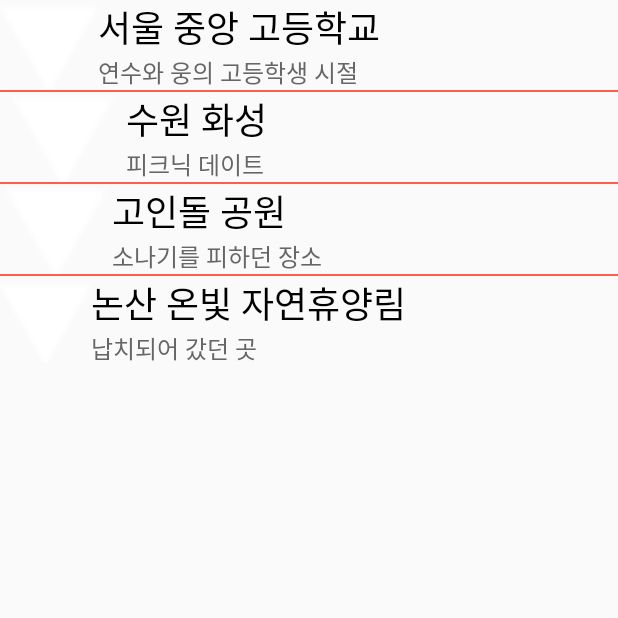
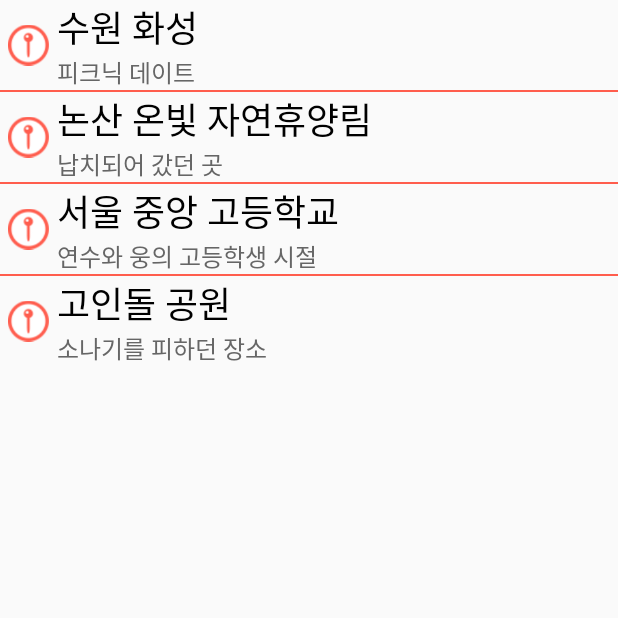
Before and after one commit to Mminy62/graduation, an Android app: the SearchActivity screen opened directly, with no data from a screen before it, after a tap on "오징어 게임", on a phone screen of 412 x 824 dp, the top half of it. Run offline under Robolectric (Android 15) with nearby library versions, the phone set to English and light mode, and no system bars.

Commit message:
[refactor] 리스트 뷰 아이콘 크기 조정

```diff
--- a/app/src/main/java/com/example/proj_graduation/ListViewItem.java
+++ b/app/src/main/java/com/example/proj_graduation/ListViewItem.java
@@ -1,10 +1,7 @@
 package com.example.proj_graduation;
 
 import android.graphics.drawable.Drawable;
-
 import androidx.appcompat.app.AppCompatActivity;
-
-import java.util.Optional;
 
 public class ListViewItem {
     private Drawable iconDrawable ;
--- a/app/src/main/java/com/example/proj_graduation/SearchActivity.java
+++ b/app/src/main/java/com/example/proj_graduation/SearchActivity.java
@@ -21,8 +21,8 @@
 
 
     private AdapterView.OnItemClickListener itemClickListener = (adapterView, view, i, l) -> {
-        ListViewItem lv = (ListViewItem) adapterView.getAdapter().getItem(i);
-        lv.getTitle();
+//        ListViewItem lv = (ListViewItem) adapterView.getAdapter().getItem(i);
+//        lv.getTitle();
 
         Intent intent = new Intent(getApplicationContext(), SearchDetailActivity.class);
         startActivity(intent);
--- a/app/src/main/java/com/example/proj_graduation/SearchDetailActivity.java
+++ b/app/src/main/java/com/example/proj_graduation/SearchDetailActivity.java
@@ -18,9 +18,8 @@
     ListView listView;
 
     private AdapterView.OnItemClickListener itemClickListener = (adapterView, view, i, l) -> {
-        ListViewItem lv = (ListViewItem) adapterView.getAdapter().getItem(i);
-        Toast.makeText(getApplicationContext(), lv.getTitle(), Toast.LENGTH_SHORT).show();
-        lv.getTitle();
+//        ListViewItem lv = (ListViewItem) adapterView.getAdapter().getItem(i);
+//        lv.getTitle();
 
         Intent intent = new Intent(getApplicationContext(), MainActivity.class);
         startActivityForResult(intent,1);
@@ -37,17 +36,17 @@
     }
 
     private void configureList() {
-        list = new ArraySet<ListViewItem>();
-        list.add(new ListViewItem(ContextCompat.getDrawable(this, R.drawable.ic_arrow),
+        list = new ArraySet<>();
+        list.add(new ListViewItem(ContextCompat.getDrawable(this, R.drawable.loc_logo),
                 "서울 중앙 고등학교",
                 "연수와 웅의 고등학생 시절"));
-        list.add(new ListViewItem(ContextCompat.getDrawable(this, R.drawable.ic_arrow),
+        list.add(new ListViewItem(ContextCompat.getDrawable(this, R.drawable.loc_logo),
                 "수원 화성",
                 "피크닉 데이트"));
-        list.add(new ListViewItem(ContextCompat.getDrawable(this, R.drawable.ic_arrow),
+        list.add(new ListViewItem(ContextCompat.getDrawable(this, R.drawable.loc_logo),
                 "논산 온빛 자연휴양림",
                 "납치되어 갔던 곳"));
-        list.add(new ListViewItem(ContextCompat.getDrawable(this, R.drawable.ic_arrow),
+        list.add(new ListViewItem(ContextCompat.getDrawable(this, R.drawable.loc_logo),
                 "고인돌 공원",
                 "소나기를 피하던 장소"));
 
--- a/app/src/main/res/layout/listview_item.xml
+++ b/app/src/main/res/layout/listview_item.xml
@@ -10,13 +10,14 @@
         android:layout_width="wrap_content"
         android:layout_height="match_parent"
         android:id="@+id/imageView1"
+        android:layout_margin="5dp"
         android:layout_weight="1" />
 
     <LinearLayout
         android:orientation="vertical"
-        android:layout_width="wrap_content"
+        android:layout_width="match_parent"
         android:layout_height="match_parent"
-        android:layout_weight="4">
+        android:layout_weight="3">
 
         <TextView
             android:layout_width="match_parent"
```
